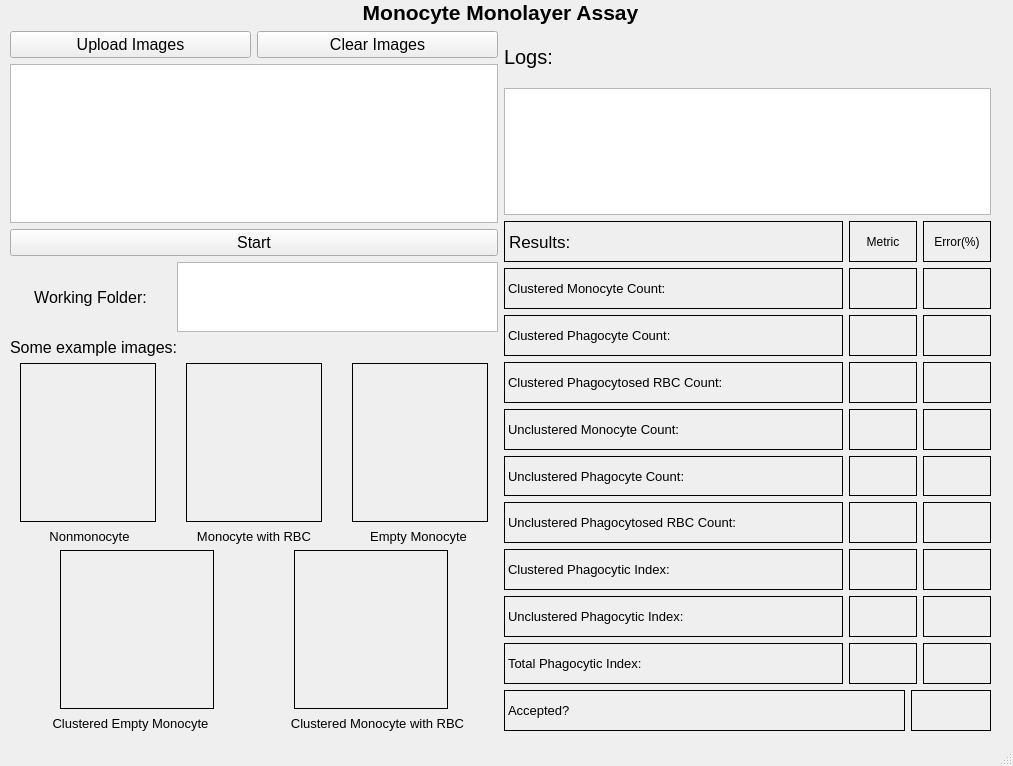
The window that Finalpipeline/gui/main_window.ui (Koi199/Blood-Cell-Classification) describes before a commit, drawn with Qt 5.
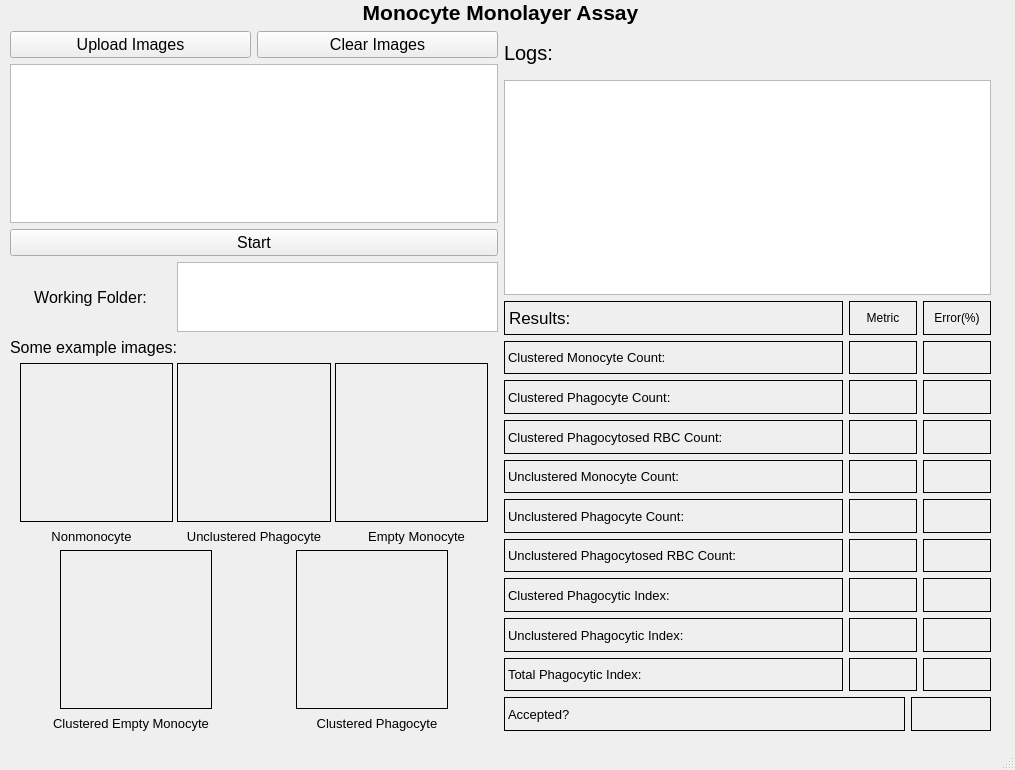
The same window after the commit.

Patch:
```diff
--- a/Finalpipeline/gui/main_window.ui
+++ b/Finalpipeline/gui/main_window.ui
@@ -6,10 +6,16 @@
    <rect>
     <x>0</x>
     <y>0</y>
-    <width>1013</width>
-    <height>766</height>
+    <width>1015</width>
+    <height>770</height>
    </rect>
   </property>
+  <property name="minimumSize">
+   <size>
+    <width>1015</width>
+    <height>770</height>
+   </size>
+  </property>
   <property name="windowTitle">
    <string>MainWindow</string>
   </property>
@@ -136,7 +142,7 @@
          <item>
           <layout class="QHBoxLayout" name="horizontalLayout_4" stretch="0,0,0">
            <property name="spacing">
-            <number>30</number>
+            <number>4</number>
            </property>
            <property name="sizeConstraint">
             <enum>QLayout::SizeConstraint::SetFixedSize</enum>
@@ -162,6 +168,9 @@
            </item>
            <item>
             <widget class="QLabel" name="Image_MonocytewithRBC">
+             <property name="enabled">
+              <bool>true</bool>
+             </property>
              <property name="frameShape">
               <enum>QFrame::Shape::Box</enum>
              </property>
@@ -184,6 +193,9 @@
          </item>
          <item>
           <layout class="QHBoxLayout" name="horizontalLayout_5">
+           <property name="spacing">
+            <number>0</number>
+           </property>
            <item>
             <widget class="QLabel" name="label_Nonmonocyte">
              <property name="font">
@@ -207,7 +219,7 @@
               </font>
              </property>
              <property name="text">
-              <string>Monocyte with RBC</string>
+              <string>Unclustered Phagocyte</string>
              </property>
              <property name="alignment">
               <set>Qt::AlignmentFlag::AlignCenter</set>
@@ -234,7 +246,7 @@
          <item>
           <layout class="QHBoxLayout" name="horizontalLayout_6">
            <property name="spacing">
-            <number>80</number>
+            <number>84</number>
            </property>
            <property name="leftMargin">
             <number>50</number>
@@ -266,6 +278,9 @@
          </item>
          <item>
           <layout class="QHBoxLayout" name="horizontalLayout_7">
+           <property name="spacing">
+            <number>4</number>
+           </property>
            <item>
             <widget class="QLabel" name="label_ClusteredEmptyMonocyte">
              <property name="font">
@@ -290,7 +305,7 @@
               </font>
              </property>
              <property name="text">
-              <string>Clustered Monocyte with RBC</string>
+              <string>Clustered Phagocyte</string>
              </property>
              <property name="alignment">
               <set>Qt::AlignmentFlag::AlignCenter</set>
@@ -305,7 +320,7 @@
         </layout>
        </item>
        <item>
-        <layout class="QVBoxLayout" name="verticalLayout_3" stretch="2,5,20">
+        <layout class="QVBoxLayout" name="verticalLayout_3" stretch="2,10,20">
          <item>
           <widget class="QLabel" name="Label_logs">
            <property name="font">
```
